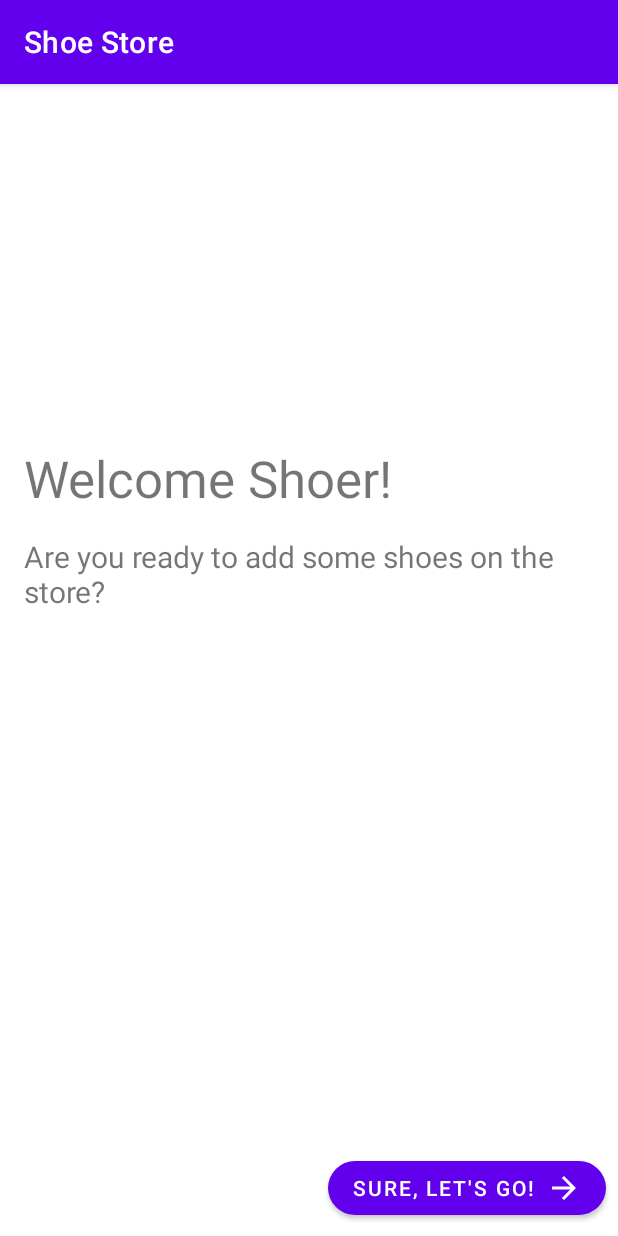
After one commit to Renan-Deldotti/Udacity_nd940_Shoe-Store, an Android app: the WelcomeFragment screen opened through its navigation route, on a phone screen of 412 x 824 dp. The commit adds this screen. Run offline under Robolectric (Android 15) with nearby library versions, the phone set to English and light mode, and no system bars; our stand-ins replace data binding.

Commit message:
Add WelcomeFragment

```diff
--- a/app/src/main/java/com/test/shoestore/login/LoginFragment.kt
+++ b/app/src/main/java/com/test/shoestore/login/LoginFragment.kt
@@ -5,16 +5,36 @@ import androidx.fragment.app.Fragment
 import android.view.LayoutInflater
 import android.view.View
 import android.view.ViewGroup
+import androidx.databinding.DataBindingUtil
+import androidx.navigation.findNavController
 import com.test.shoestore.R
+import com.test.shoestore.databinding.FragmentLoginBinding
 
 class LoginFragment : Fragment() {
-    companion object {}
+
+    private lateinit var loginFragmentBinding: FragmentLoginBinding
 
     override fun onCreateView(
         inflater: LayoutInflater, container: ViewGroup?,
         savedInstanceState: Bundle?
-    ): View? {
-        return inflater.inflate(R.layout.fragment_login, container, false)
+    ): View {
+        loginFragmentBinding =
+            DataBindingUtil.inflate(inflater, R.layout.fragment_login, container, false)
+
+
+        loginFragmentBinding.loginButton.setOnClickListener { v ->
+            v.findNavController().navigate(
+                LoginFragmentDirections.actionLoginFragmentToWelcomeFragment(loginFragmentBinding.editTextUserName.text.toString())
+            )
+        }
+
+        loginFragmentBinding.createAccountButton.setOnClickListener { v ->
+            v.findNavController().navigate(
+                LoginFragmentDirections.actionLoginFragmentToWelcomeFragment(loginFragmentBinding.editTextUserName.text.toString())
+            )
+        }
+
+        return loginFragmentBinding.root
     }
 
 }
--- /dev/null
+++ b/app/src/main/java/com/test/shoestore/welcome/WelcomeFragment.kt
@@ -0,0 +1,31 @@
+package com.test.shoestore.welcome
+
+import android.os.Bundle
+import androidx.fragment.app.Fragment
+import android.view.LayoutInflater
+import android.view.View
+import android.view.ViewGroup
+import androidx.databinding.DataBindingUtil
+import com.test.shoestore.R
+import com.test.shoestore.databinding.FragmentWelcomeBinding
+
+class WelcomeFragment : Fragment() {
+
+    private lateinit var args: WelcomeFragmentArgs
+    private lateinit var welcomeFragmentBinding: FragmentWelcomeBinding
+
+    override fun onCreateView(
+        inflater: LayoutInflater, container: ViewGroup?,
+        savedInstanceState: Bundle?
+    ): View {
+        args = WelcomeFragmentArgs.fromBundle(requireArguments())
+        welcomeFragmentBinding = DataBindingUtil.inflate(inflater, R.layout.fragment_welcome, container, false)
+
+        // Add a default "Shoer" username if the field is empty
+        val userName = if (args.username.isNullOrEmpty()) "Shoer" else args.username
+
+        welcomeFragmentBinding.welcomeMainTV.text = getString(R.string.welcome_with_username, userName)
+
+        return welcomeFragmentBinding.root
+    }
+}
--- /dev/null
+++ b/app/src/main/res/drawable/ic_arrow_forward.xml
@@ -0,0 +1,5 @@
+<vector android:autoMirrored="true" android:height="24dp"
+    android:tint="#000000" android:viewportHeight="24"
+    android:viewportWidth="24" android:width="24dp" xmlns:android="http://schemas.android.com/apk/res/android">
+    <path android:fillColor="@android:color/white" android:pathData="M12,4l-1.41,1.41L16.17,11H4v2h12.17l-5.58,5.59L12,20l8,-8z"/>
+</vector>
--- a/app/src/main/res/layout/fragment_login.xml
+++ b/app/src/main/res/layout/fragment_login.xml
@@ -69,6 +69,7 @@
             android:layout_width="wrap_content"
             android:layout_height="wrap_content"
             android:layout_marginHorizontal="16dp"
+            android:focusable="false"
             android:text="@string/reset_password_text"
             android:textColor="@color/material_on_background_disabled"
             android:textSize="12sp"
@@ -105,8 +106,8 @@
             android:layout_width="0dp"
             android:layout_height="64dp"
             android:layout_marginHorizontal="32dp"
+            android:backgroundTint="@color/design_default_color_secondary"
             android:text="@string/create_account_text"
-            android:backgroundTint="@color/design_default_color_secondary"
             app:cornerRadius="32dp"
             app:layout_constraintBottom_toBottomOf="parent"
             app:layout_constraintEnd_toEndOf="parent"
--- /dev/null
+++ b/app/src/main/res/layout/fragment_welcome.xml
@@ -0,0 +1,50 @@
+<?xml version="1.0" encoding="utf-8"?>
+<layout xmlns:android="http://schemas.android.com/apk/res/android"
+    xmlns:app="http://schemas.android.com/apk/res-auto"
+    xmlns:tools="http://schemas.android.com/tools">
+
+    <androidx.constraintlayout.widget.ConstraintLayout
+        android:layout_width="match_parent"
+        android:layout_height="match_parent"
+        android:orientation="vertical"
+        tools:context=".welcome.WelcomeFragment">
+
+        <TextView
+            android:id="@+id/welcomeMainTV"
+            android:layout_width="0dp"
+            android:layout_height="wrap_content"
+            android:layout_margin="16dp"
+            android:textSize="34sp"
+            app:layout_constraintBottom_toTopOf="@id/welcomeFriendlyTV"
+            app:layout_constraintEnd_toEndOf="parent"
+            app:layout_constraintHorizontal_bias="0"
+            app:layout_constraintStart_toStartOf="parent"
+            app:layout_constraintTop_toTopOf="parent"
+            app:layout_constraintVertical_bias="0.35"
+            app:layout_constraintVertical_chainStyle="packed"
+            tools:text="Welcome John!" />
+
+        <TextView
+            android:id="@+id/welcomeFriendlyTV"
+            android:layout_width="0dp"
+            android:layout_height="wrap_content"
+            android:text="@string/welcomeFriendlyTV_text"
+            android:textSize="20sp"
+            app:layout_constraintBottom_toBottomOf="parent"
+            app:layout_constraintEnd_toEndOf="@id/welcomeMainTV"
+            app:layout_constraintStart_toStartOf="@id/welcomeMainTV"
+            app:layout_constraintTop_toBottomOf="@id/welcomeMainTV" />
+
+        <com.google.android.material.button.MaterialButton
+            android:id="@+id/welcomeAcceptedButton"
+            android:layout_width="wrap_content"
+            android:layout_height="wrap_content"
+            android:layout_margin="8dp"
+            android:text="@string/welcomeAcceptedButton_text"
+            app:cornerRadius="32dp"
+            app:icon="@drawable/ic_arrow_forward"
+            app:iconGravity="end"
+            app:layout_constraintBottom_toBottomOf="parent"
+            app:layout_constraintEnd_toEndOf="parent" />
+    </androidx.constraintlayout.widget.ConstraintLayout>
+</layout>
--- a/app/src/main/res/navigation/navigation.xml
+++ b/app/src/main/res/navigation/navigation.xml
@@ -9,5 +9,20 @@
         android:id="@+id/loginFragment"
         android:name="com.test.shoestore.login.LoginFragment"
         android:label="fragment_login"
-        tools:layout="@layout/fragment_login" />
+        tools:layout="@layout/fragment_login" >
+        <action
+            android:id="@+id/action_loginFragment_to_welcomeFragment"
+            app:destination="@id/welcomeFragment"
+            app:popUpTo="@id/loginFragment"
+            app:popUpToInclusive="true" />
+    </fragment>
+    <fragment
+        android:id="@+id/welcomeFragment"
+        android:name="com.test.shoestore.welcome.WelcomeFragment"
+        android:label="WelcomeFragment" >
+        <argument
+            android:name="username"
+            app:argType="string"
+            app:nullable="true" />
+    </fragment>
 </navigation>
--- a/app/src/main/res/values/strings.xml
+++ b/app/src/main/res/values/strings.xml
@@ -11,4 +11,7 @@
     <string name="log_in">Log in</string>
     <string name="create_account_text">Create this account</string>
     <string name="loginOrCreateTV_text">or</string>
+    <string name="welcome_with_username">Welcome %1$s!</string>
+    <string name="welcomeAcceptedButton_text">Sure, let\'s go!</string>
+    <string name="welcomeFriendlyTV_text">Are you ready to add some shoes on the store?</string>
 </resources>
```
